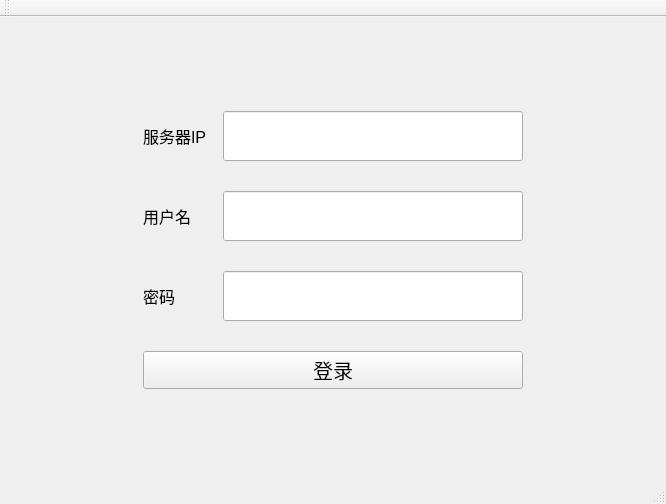
Above: chat-client/mainwindow.ui from qianfengchen/chat-system before the change. Below: the same form after it.
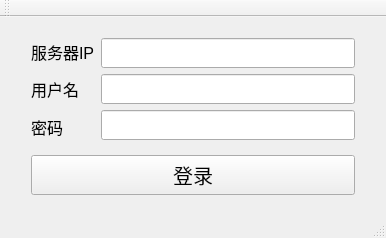
That is the form after the change.

Commit message: 登录窗口不可调整大小

Patch:
```diff
--- a/chat-client/mainwindow.ui
+++ b/chat-client/mainwindow.ui
@@ -6,77 +6,38 @@
    <rect>
     <x>0</x>
     <y>0</y>
-    <width>666</width>
-    <height>504</height>
+    <width>386</width>
+    <height>217</height>
    </rect>
   </property>
   <property name="windowTitle">
    <string>MainWindow</string>
   </property>
   <widget class="QWidget" name="centralWidget">
-   <layout class="QVBoxLayout" name="verticalLayout_5">
-    <item>
-     <layout class="QHBoxLayout" name="horizontalLayout_2">
-      <item>
-       <spacer name="horizontalSpacer">
-        <property name="orientation">
-         <enum>Qt::Horizontal</enum>
-        </property>
-        <property name="sizeHint" stdset="0">
-         <size>
-          <width>10</width>
-          <height>10</height>
-         </size>
-        </property>
-       </spacer>
-      </item>
-      <item>
        <layout class="QVBoxLayout" name="verticalLayout_4">
-        <item>
-         <spacer name="verticalSpacer">
-          <property name="orientation">
-           <enum>Qt::Vertical</enum>
-          </property>
-          <property name="sizeHint" stdset="0">
-           <size>
-            <width>10</width>
-            <height>10</height>
-           </size>
-          </property>
-         </spacer>
-        </item>
         <item>
          <layout class="QVBoxLayout" name="verticalLayout_3">
           <property name="spacing">
-           <number>30</number>
+       <number>15</number>
           </property>
           <property name="leftMargin">
-           <number>80</number>
+       <number>20</number>
           </property>
           <property name="topMargin">
-           <number>50</number>
+       <number>10</number>
           </property>
           <property name="rightMargin">
-           <number>80</number>
+       <number>20</number>
           </property>
           <property name="bottomMargin">
-           <number>50</number>
+       <number>10</number>
           </property>
           <item>
            <layout class="QHBoxLayout" name="horizontalLayout">
-            <property name="spacing">
-             <number>16</number>
-            </property>
-            <property name="leftMargin">
-             <number>0</number>
-            </property>
-            <property name="rightMargin">
-             <number>0</number>
-            </property>
             <item>
              <layout class="QVBoxLayout" name="verticalLayout_2" stretch="0,0,0">
               <property name="spacing">
-               <number>30</number>
+           <number>10</number>
               </property>
               <property name="rightMargin">
                <number>0</number>
@@ -121,9 +82,6 @@
             </item>
             <item>
              <layout class="QVBoxLayout" name="verticalLayout">
-              <property name="spacing">
-               <number>30</number>
-              </property>
               <item>
                <widget class="QLineEdit" name="lineEditServerIp">
                 <property name="sizePolicy">
@@ -134,8 +92,8 @@
                 </property>
                 <property name="minimumSize">
                  <size>
-                  <width>300</width>
-                  <height>50</height>
+              <width>250</width>
+              <height>30</height>
                  </size>
                 </property>
                </widget>
@@ -150,8 +108,8 @@
                 </property>
                 <property name="minimumSize">
                  <size>
-                  <width>300</width>
-                  <height>50</height>
+              <width>250</width>
+              <height>30</height>
                  </size>
                 </property>
                </widget>
@@ -166,8 +124,8 @@
                 </property>
                 <property name="minimumSize">
                  <size>
-                  <width>300</width>
-                  <height>50</height>
+              <width>250</width>
+              <height>30</height>
                  </size>
                 </property>
                </widget>
@@ -186,8 +144,8 @@
             </property>
             <property name="minimumSize">
              <size>
-              <width>0</width>
-              <height>0</height>
+          <width>300</width>
+          <height>40</height>
              </size>
             </property>
             <property name="font">
@@ -202,36 +160,6 @@
           </item>
          </layout>
         </item>
-        <item>
-         <spacer name="verticalSpacer_2">
-          <property name="orientation">
-           <enum>Qt::Vertical</enum>
-          </property>
-          <property name="sizeHint" stdset="0">
-           <size>
-            <width>10</width>
-            <height>10</height>
-           </size>
-          </property>
-         </spacer>
-        </item>
-       </layout>
-      </item>
-      <item>
-       <spacer name="horizontalSpacer_2">
-        <property name="orientation">
-         <enum>Qt::Horizontal</enum>
-        </property>
-        <property name="sizeHint" stdset="0">
-         <size>
-          <width>10</width>
-          <height>10</height>
-         </size>
-        </property>
-       </spacer>
-      </item>
-     </layout>
-    </item>
    </layout>
   </widget>
   <widget class="QMenuBar" name="menuBar">
```
Left out of the diff: 4 changed lines with no effect on the pictures. Lines whose indentation alone changed are shown as unchanged. The commit also changes 2 other files.
